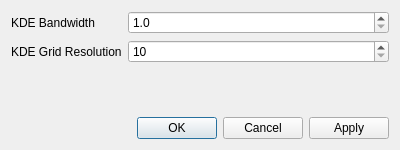
The window that resources/ui/MonitoringSettingsDialog.ui (KPT1020/mib-studio-qt) describes before a commit, drawn with Qt 5.
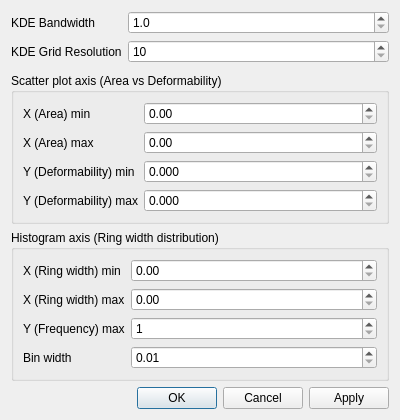
The same window after the commit.

Commit message:
feat: enhance ExperimentMonitoringTab and MonitoringSettingsDialog with user-definable chart axis ranges
- Added new methods to set and get scatter plot and histogram axis ranges in ExperimentMonitoringTab.
- Updated MonitoringSettingsDialog UI to include controls for user-defined scatter and histogram axis settings.
- Implemented logic to apply these settings and refresh charts accordingly in the MonitoringSettingsDialog.
- Adjusted chart rendering to respect user-defined axis ranges for improved data visualization.

The edit to the form file:
```diff
--- a/resources/ui/MonitoringSettingsDialog.ui
+++ b/resources/ui/MonitoringSettingsDialog.ui
@@ -7,7 +7,7 @@
     <x>0</x>
     <y>0</y>
     <width>400</width>
-    <height>150</height>
+    <height>420</height>
    </rect>
   </property>
   <property name="windowTitle">
@@ -70,6 +70,211 @@
      </item>
     </layout>
    </item>
+   <item>
+    <widget class="QGroupBox" name="scatterGroupBox">
+     <property name="title">
+      <string>Scatter plot axis (Area vs Deformability)</string>
+     </property>
+     <layout class="QFormLayout" name="scatterFormLayout">
+      <item row="0" column="0">
+       <widget class="QLabel" name="scatterXMinLabel">
+        <property name="text">
+         <string>X (Area) min</string>
+        </property>
+       </widget>
+      </item>
+      <item row="0" column="1">
+       <widget class="QDoubleSpinBox" name="scatterXMinSpin">
+        <property name="minimum">
+         <double>0.000000000000000</double>
+        </property>
+        <property name="maximum">
+         <double>100000.000000000000000</double>
+        </property>
+        <property name="decimals">
+         <number>2</number>
+        </property>
+        <property name="toolTip">
+         <string>Fixed scatter plot X-axis minimum (Area μm²)</string>
+        </property>
+       </widget>
+      </item>
+      <item row="1" column="0">
+       <widget class="QLabel" name="scatterXMaxLabel">
+        <property name="text">
+         <string>X (Area) max</string>
+        </property>
+       </widget>
+      </item>
+      <item row="1" column="1">
+       <widget class="QDoubleSpinBox" name="scatterXMaxSpin">
+        <property name="minimum">
+         <double>0.000000000000000</double>
+        </property>
+        <property name="maximum">
+         <double>100000.000000000000000</double>
+        </property>
+        <property name="decimals">
+         <number>2</number>
+        </property>
+        <property name="toolTip">
+         <string>Fixed scatter plot X-axis maximum (Area μm²)</string>
+        </property>
+       </widget>
+      </item>
+      <item row="2" column="0">
+       <widget class="QLabel" name="scatterYMinLabel">
+        <property name="text">
+         <string>Y (Deformability) min</string>
+        </property>
+       </widget>
+      </item>
+      <item row="2" column="1">
+       <widget class="QDoubleSpinBox" name="scatterYMinSpin">
+        <property name="minimum">
+         <double>0.000000000000000</double>
+        </property>
+        <property name="maximum">
+         <double>10.000000000000000</double>
+        </property>
+        <property name="decimals">
+         <number>3</number>
+        </property>
+        <property name="toolTip">
+         <string>Fixed scatter plot Y-axis minimum</string>
+        </property>
+       </widget>
+      </item>
+      <item row="3" column="0">
+       <widget class="QLabel" name="scatterYMaxLabel">
+        <property name="text">
+         <string>Y (Deformability) max</string>
+        </property>
+       </widget>
+      </item>
+      <item row="3" column="1">
+       <widget class="QDoubleSpinBox" name="scatterYMaxSpin">
+        <property name="minimum">
+         <double>0.000000000000000</double>
+        </property>
+        <property name="maximum">
+         <double>10.000000000000000</double>
+        </property>
+        <property name="decimals">
+         <number>3</number>
+        </property>
+        <property name="toolTip">
+         <string>Fixed scatter plot Y-axis maximum</string>
+        </property>
+       </widget>
+      </item>
+     </layout>
+    </widget>
+   </item>
+   <item>
+    <widget class="QGroupBox" name="histogramGroupBox">
+     <property name="title">
+      <string>Histogram axis (Ring width distribution)</string>
+     </property>
+     <layout class="QFormLayout" name="histogramFormLayout">
+      <item row="0" column="0">
+       <widget class="QLabel" name="histogramXMinLabel">
+        <property name="text">
+         <string>X (Ring width) min</string>
+        </property>
+       </widget>
+      </item>
+      <item row="0" column="1">
+       <widget class="QDoubleSpinBox" name="histogramXMinSpin">
+        <property name="minimum">
+         <double>0.000000000000000</double>
+        </property>
+        <property name="maximum">
+         <double>100.000000000000000</double>
+        </property>
+        <property name="decimals">
+         <number>2</number>
+        </property>
+        <property name="toolTip">
+         <string>Fixed histogram X-axis minimum</string>
+        </property>
+       </widget>
+      </item>
+      <item row="1" column="0">
+       <widget class="QLabel" name="histogramXMaxLabel">
+        <property name="text">
+         <string>X (Ring width) max</string>
+        </property>
+       </widget>
+      </item>
+      <item row="1" column="1">
+       <widget class="QDoubleSpinBox" name="histogramXMaxSpin">
+        <property name="minimum">
+         <double>0.000000000000000</double>
+        </property>
+        <property name="maximum">
+         <double>100.000000000000000</double>
+        </property>
+        <property name="decimals">
+         <number>2</number>
+        </property>
+        <property name="toolTip">
+         <string>Fixed histogram X-axis maximum</string>
+        </property>
+       </widget>
+      </item>
+      <item row="2" column="0">
+       <widget class="QLabel" name="histogramYMaxLabel">
+        <property name="text">
+         <string>Y (Frequency) max</string>
+        </property>
+       </widget>
+      </item>
+      <item row="2" column="1">
+       <widget class="QDoubleSpinBox" name="histogramYMaxSpin">
+        <property name="minimum">
+         <double>1.000000000000000</double>
+        </property>
+        <property name="maximum">
+         <double>1000000.000000000000000</double>
+        </property>
+        <property name="decimals">
+         <number>0</number>
+        </property>
+        <property name="toolTip">
+         <string>Fixed histogram Y-axis maximum (frequency)</string>
+        </property>
+       </widget>
+      </item>
+      <item row="3" column="0">
+       <widget class="QLabel" name="histogramBinWidthLabel">
+        <property name="text">
+         <string>Bin width</string>
+        </property>
+       </widget>
+      </item>
+      <item row="3" column="1">
+       <widget class="QDoubleSpinBox" name="histogramBinWidthSpin">
+        <property name="minimum">
+         <double>0.010000000000000</double>
+        </property>
+        <property name="maximum">
+         <double>10.000000000000000</double>
+        </property>
+        <property name="decimals">
+         <number>2</number>
+        </property>
+        <property name="singleStep">
+         <double>0.100000000000000</double>
+        </property>
+        <property name="toolTip">
+         <string>Histogram bin width (number of bins = (X max - X min) / bin width)</string>
+        </property>
+       </widget>
+      </item>
+     </layout>
+    </widget>
+   </item>
    <item>
     <widget class="QDialogButtonBox" name="buttons">
      <property name="standardButtons">
```
The commit also changes 3 other files.
